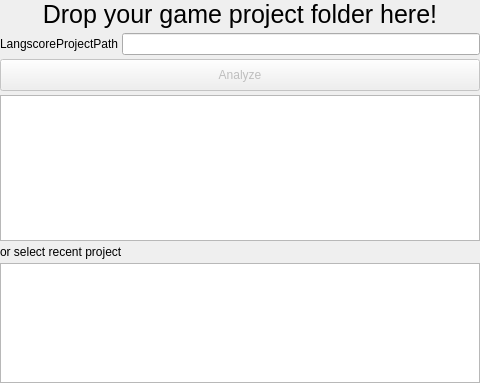
Qt form src/ui/dialog/AnalyzeDialog.ui (MUkoutyan/langscore-app) before a commit.
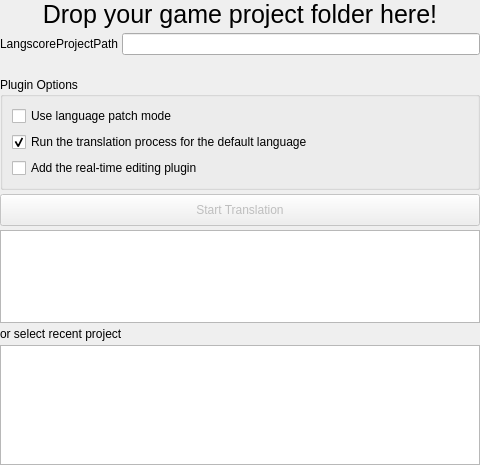
The same form after that commit.

```diff
--- a/src/ui/dialog/AnalyzeDialog.ui
+++ b/src/ui/dialog/AnalyzeDialog.ui
@@ -7,7 +7,7 @@
     <x>0</x>
     <y>0</y>
     <width>480</width>
-    <height>383</height>
+    <height>465</height>
    </rect>
   </property>
   <property name="sizePolicy">
@@ -100,6 +100,59 @@
      </item>
     </layout>
    </item>
+   <item>
+    <widget class="QLabel" name="startNoticeLabel">
+     <property name="text">
+      <string notr="true"/>
+     </property>
+     <property name="wordWrap">
+      <bool>true</bool>
+     </property>
+    </widget>
+   </item>
+   <item>
+    <widget class="QGroupBox" name="pluginOptionGroup">
+     <property name="title">
+      <string extracomment="プラグインオプション">Plugin Options</string>
+     </property>
+     <layout class="QVBoxLayout" name="pluginOptionLayout">
+      <item>
+       <widget class="QCheckBox" name="enablePatch">
+        <property name="toolTip">
+         <string extracomment="言語ごとに翻訳ファイルを分けて書き出し、言語を後からパッチとして追加できるようにします。">Exports the translation files for each language separately, so that languages can be added later as patches.</string>
+        </property>
+        <property name="text">
+         <string>Use language patch mode</string>
+        </property>
+       </widget>
+      </item>
+      <item>
+       <widget class="QCheckBox" name="enableTransDefLang">
+        <property name="toolTip">
+         <string extracomment="チェックを外すと、デフォルト言語が選択されている場合において翻訳処理がスキップされます。">If unchecked, the original text is shown as is when the default language is selected.</string>
+        </property>
+        <property name="text">
+         <string>Run the translation process for the default language</string>
+        </property>
+        <property name="checked">
+         <bool>true</bool>
+        </property>
+       </widget>
+      </item>
+      <item>
+       <widget class="QCheckBox" name="enableRemoteHub">
+        <property name="toolTip">
+         <string extracomment="リアルタイム編集機能を行うためのプラグイン Langscore_RemoteHub を追加します。このプラグインはテスト時のみ動作しますが、リリースする際はゲームから取り除いて下さい。">Adds Langscore_RemoteHub, the plugin for real-time editing.
+It works only while test playing, but remove it from the game before you release it.</string>
+        </property>
+        <property name="text">
+         <string>Add the real-time editing plugin</string>
+        </property>
+       </widget>
+      </item>
+     </layout>
+    </widget>
+   </item>
    <item>
     <widget class="QPushButton" name="analyzeButton">
      <property name="enabled">
@@ -124,7 +177,7 @@
       </size>
      </property>
      <property name="text">
-      <string>Analyze</string>
+      <string extracomment="翻訳作業を開始する">Start Translation</string>
      </property>
     </widget>
    </item>
```
